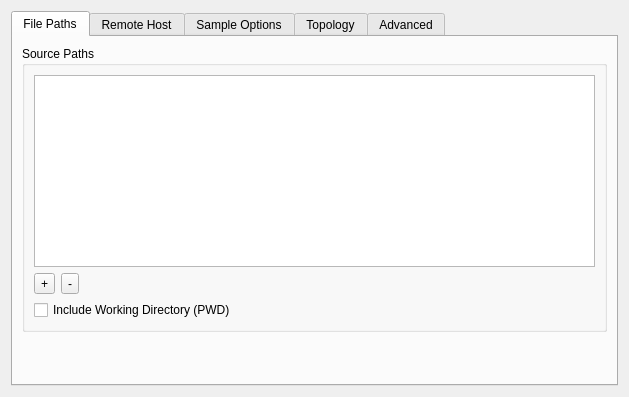
First picture: the form in src/plugins/SWAT/Settings/SettingPage.ui, repository PTGF/Swat, before the edit.
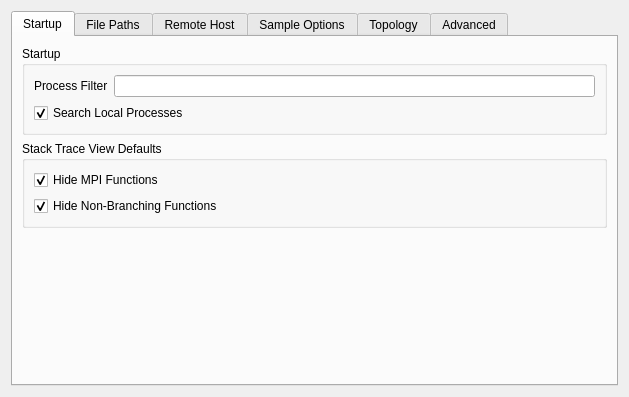
Second picture: the form after the edit.

Commit message: Adding support for GraphLib; fixing filter mechanisms after merge; added a tonne of icon images

Patch:
```diff
--- a/src/plugins/SWAT/Settings/SettingPage.ui
+++ b/src/plugins/SWAT/Settings/SettingPage.ui
@@ -16,6 +16,100 @@
      <property name="currentIndex">
       <number>0</number>
      </property>
+     <widget class="QWidget" name="tabStartup">
+      <attribute name="title">
+       <string>Startup</string>
+      </attribute>
+      <layout class="QVBoxLayout" name="verticalLayout_9">
+       <item>
+        <widget class="QGroupBox" name="grpStartup">
+         <property name="title">
+          <string>Startup</string>
+         </property>
+         <layout class="QGridLayout" name="gridLayout">
+          <item row="1" column="0">
+           <widget class="QLabel" name="lblProcessFilter">
+            <property name="toolTip">
+             <string>Default process filter</string>
+            </property>
+            <property name="text">
+             <string>Process Filter</string>
+            </property>
+           </widget>
+          </item>
+          <item row="1" column="1">
+           <widget class="QLineEdit" name="txtProcessFilter">
+            <property name="text">
+             <string/>
+            </property>
+           </widget>
+          </item>
+          <item row="2" column="0" colspan="2">
+           <widget class="QCheckBox" name="chkSearchProcesses">
+            <property name="toolTip">
+             <string>Automatically search localhost processes for running MPI job</string>
+            </property>
+            <property name="text">
+             <string>Search Local Processes</string>
+            </property>
+            <property name="checked">
+             <bool>true</bool>
+            </property>
+           </widget>
+          </item>
+         </layout>
+        </widget>
+       </item>
+       <item>
+        <widget class="QGroupBox" name="grpViewDefaults">
+         <property name="title">
+          <string>Stack Trace View Defaults</string>
+         </property>
+         <layout class="QVBoxLayout" name="verticalLayout_7">
+          <item>
+           <widget class="QCheckBox" name="chkHideMPI">
+            <property name="toolTip">
+             <string>Automatically hide all MPI functions by default</string>
+            </property>
+            <property name="text">
+             <string>Hide MPI Functions</string>
+            </property>
+            <property name="checked">
+             <bool>true</bool>
+            </property>
+           </widget>
+          </item>
+          <item>
+           <widget class="QCheckBox" name="chkHideNonBranching">
+            <property name="toolTip">
+             <string>Automatically hide all non-branching functions by default</string>
+            </property>
+            <property name="text">
+             <string>Hide Non-Branching Functions</string>
+            </property>
+            <property name="checked">
+             <bool>true</bool>
+            </property>
+           </widget>
+          </item>
+         </layout>
+        </widget>
+       </item>
+       <item>
+        <spacer name="verticalSpacer_6">
+         <property name="orientation">
+          <enum>Qt::Vertical</enum>
+         </property>
+         <property name="sizeHint" stdset="0">
+          <size>
+           <width>20</width>
+           <height>233</height>
+          </size>
+         </property>
+        </spacer>
+       </item>
+      </layout>
+     </widget>
      <widget class="QWidget" name="tabPaths">
       <attribute name="title">
        <string>File Paths</string>
```
The commit also changes 44 other files.
